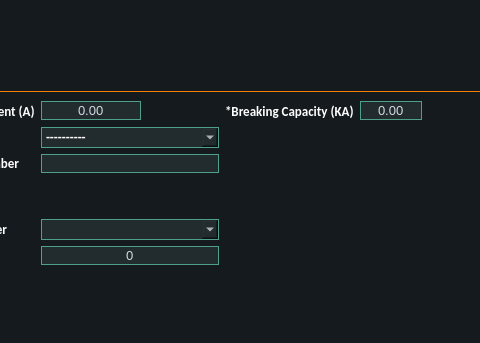
This is ui/data_entry/data_entry.ui in AliTavakoliNiya/GriinPower as Qt 5 draws it before an edit; both pictures show x 266 to 746 and y 0 to 343 of the 1366 by 779 pixel window. The edited form follows.
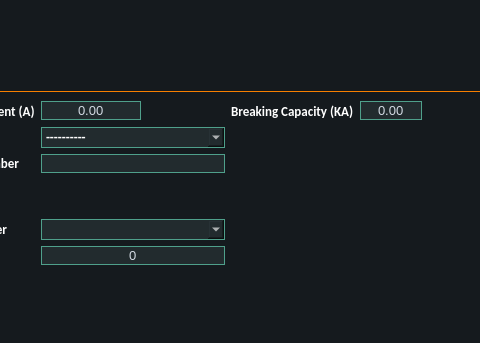
This is the edited form. The open tabs and pages were chosen to show the change. Icons and pictures are not drawn.

Diff of the .ui file:
```diff
--- a/ui/data_entry/data_entry.ui
+++ b/ui/data_entry/data_entry.ui
@@ -3069,7 +3069,7 @@
            <item row="1" column="4">
             <widget class="QLabel" name="label_56">
              <property name="text">
-              <string>*Breaking Capacity (KA)</string>
+              <string>Breaking Capacity (KA)</string>
              </property>
             </widget>
            </item>
```
Left out of the diff: 2 changed lines with no effect on the pictures.
